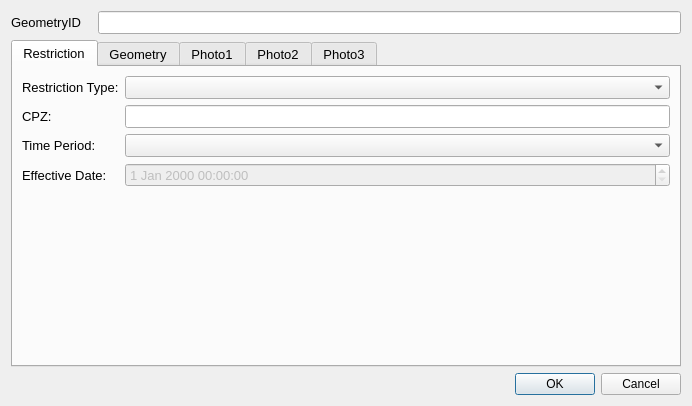
Old version of the form ui/cpz_dialog_base_qt5.ui in the repository tlh22/TOMs.
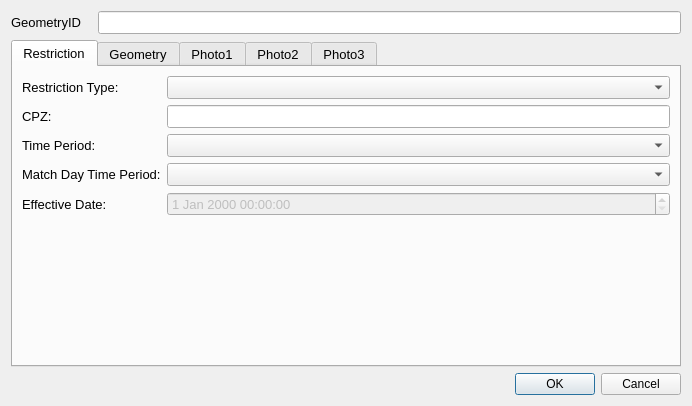
New version of the form. Custom widgets are drawn as their Qt base class.

Commit message:
Accepting Match Day
Need to add label details ...

```diff
--- a/ui/cpz_dialog_base_qt5.ui
+++ b/ui/cpz_dialog_base_qt5.ui
@@ -139,24 +139,24 @@
          </property>
         </widget>
        </item>
-       <item row="3" column="0">
+       <item row="4" column="0">
         <widget class="QLabel" name="lbl_TimePeriod">
          <property name="text">
           <string>Time Period:</string>
          </property>
         </widget>
        </item>
-       <item row="3" column="1">
+       <item row="4" column="1">
         <widget class="QComboBox" name="TimePeriodID"/>
        </item>
-       <item row="6" column="0">
+       <item row="8" column="0">
         <widget class="QLabel" name="lbl_OpenDate">
          <property name="text">
           <string>Effective Date:</string>
          </property>
         </widget>
        </item>
-       <item row="6" column="1">
+       <item row="8" column="1">
         <widget class="QgsDateTimeEdit" name="OpenDate">
          <property name="enabled">
           <bool>false</bool>
@@ -166,6 +166,19 @@
        <item row="1" column="1">
         <widget class="QLineEdit" name="CPZ"/>
        </item>
+       <item row="5" column="0">
+        <widget class="QLabel" name="label_6">
+         <property name="text">
+          <string>Match Day Time Period:</string>
+         </property>
+         <property name="wordWrap">
+          <bool>true</bool>
+         </property>
+        </widget>
+       </item>
+       <item row="5" column="1">
+        <widget class="QComboBox" name="MatchDayTimePeriodID"/>
+       </item>
       </layout>
      </widget>
      <widget class="QWidget" name="tab">
```
The commit also changes 13 other files.
